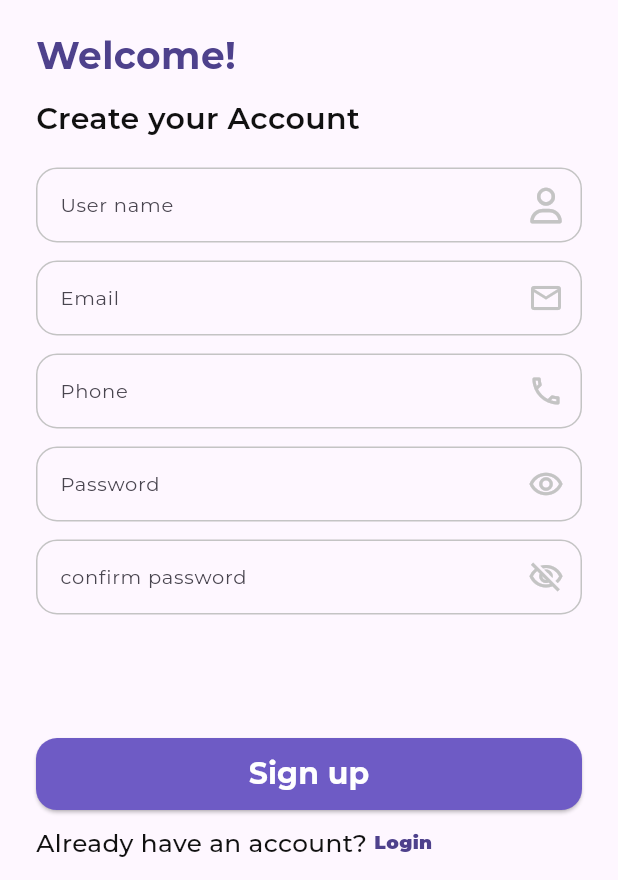
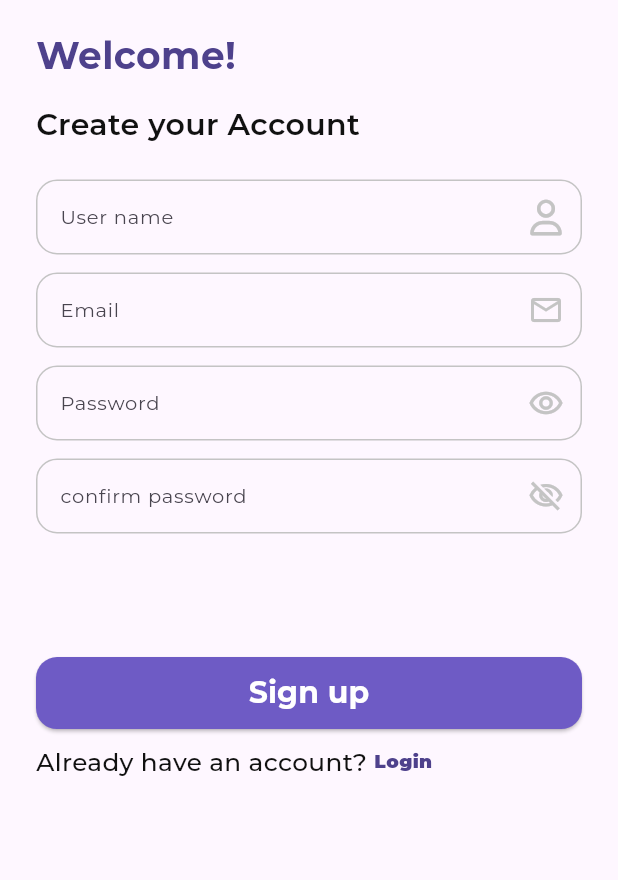
Before and after one commit to Ayaabq/voyago, a Flutter app: the RegisterView screen opened by its route, on a phone screen of 412 x 824 dp, the part 356-1236 px from its top. Run offline on Flutter 3.47's test engine with Material 3 defaults, Android fonts, the phone set to English and light mode, and no system bars; our stand-ins replace bloc, curved_navigation_bar, flutter_bloc, flutter_hooks, flutter_native_splash, font_awesome_flutter and 3 more; missing offline and left inert: onboarding_animation, regexpattern.

Commit message:
Refactor UI components
- Remove commented out code and unused imports
- Adjust spacing and font sizes for better readability
- Update color scheme for consistency and accessibility

```diff
--- a/lib/feature/auth/presentation/views/widgets/form_register.dart
+++ b/lib/feature/auth/presentation/views/widgets/form_register.dart
@@ -3,6 +3,7 @@ import 'package:font_awesome_flutter/font_awesome_flutter.dart';
 
 import 'package:voyago/feature/auth/presentation/views/widgets/custom_text_field.dart';
 import 'package:regexpattern/regexpattern.dart';
+
 class FormRegister extends StatelessWidget {
   const FormRegister({
     super.key,
@@ -26,15 +27,15 @@ class FormRegister extends StatelessWidget {
           keyboardType: TextInputType.emailAddress,
         ),
         const SizedBox(height: 12),
-        TextFieldCustom(
-          hint: "Phone",
-          onPressedIcon: () {},
-          icon: const Icon(
-            Icons.phone_outlined,
-          ),
-          keyboardType: TextInputType.number,
-        ),
-        const SizedBox(height: 12),
+        // TextFieldCustom(
+        //   hint: "Phone",
+        //   onPressedIcon: () {},
+        //   icon: const Icon(
+        //     Icons.phone_outlined,
+        //   ),
+        //   keyboardType: TextInputType.number,
+        // ),
+        //const SizedBox(height: 12),
         TextFieldCustom(
           hint: "Password",
           onPressedIcon: () {},
@@ -47,8 +48,6 @@ class FormRegister extends StatelessWidget {
           onPressedIcon: () {},
           icon: const Icon(Icons.visibility_off_outlined),
           keyboardType: TextInputType.visiblePassword,
-
-
         ),
       ],
     );
--- a/lib/feature/auth/presentation/views/widgets/register_body.dart
+++ b/lib/feature/auth/presentation/views/widgets/register_body.dart
@@ -32,12 +32,12 @@ class RegisterBodyView extends StatelessWidget {
               crossAxisAlignment: CrossAxisAlignment.start,
               children: [
                 Text("Welcome!", style: Styles.textStyle25W700),
-                const SizedBox(height: 10),
+                const SizedBox(height: 14),
                 Text("Create your Account ",
                     style: Styles.textStyle20W700.copyWith(
                         fontWeight: FontWeight.w600,
                         color: CustomColors.kBlack[3])),
-                const SizedBox(height: 18),
+                const SizedBox(height: 22),
                 const FormRegister(),
                 //const SizedBox(height: 24),
                 SizedBox(height: MediaQuery.of(context).size.height * .1),
--- a/lib/feature/home/presentation/views/widgets/trip_search/widgets/state_trips.dart
+++ b/lib/feature/home/presentation/views/widgets/trip_search/widgets/state_trips.dart
@@ -16,7 +16,7 @@ class StateTrips extends StatelessWidget {
       ),
       child: Text(state,
           style: Styles.textStyle10W400.copyWith(
-              fontWeight: FontWeight.w500, color: CustomColors.kGrey[3])),
+              fontWeight: FontWeight.w500, color: CustomColors.kWhite[0])),
     );
   }
 }
```
Also changed, not shown: lib/feature/home/presentation/views/widgets/trip_search/trip_offers_search/card_trip_offers_search.dart (+8 -3 lines).
